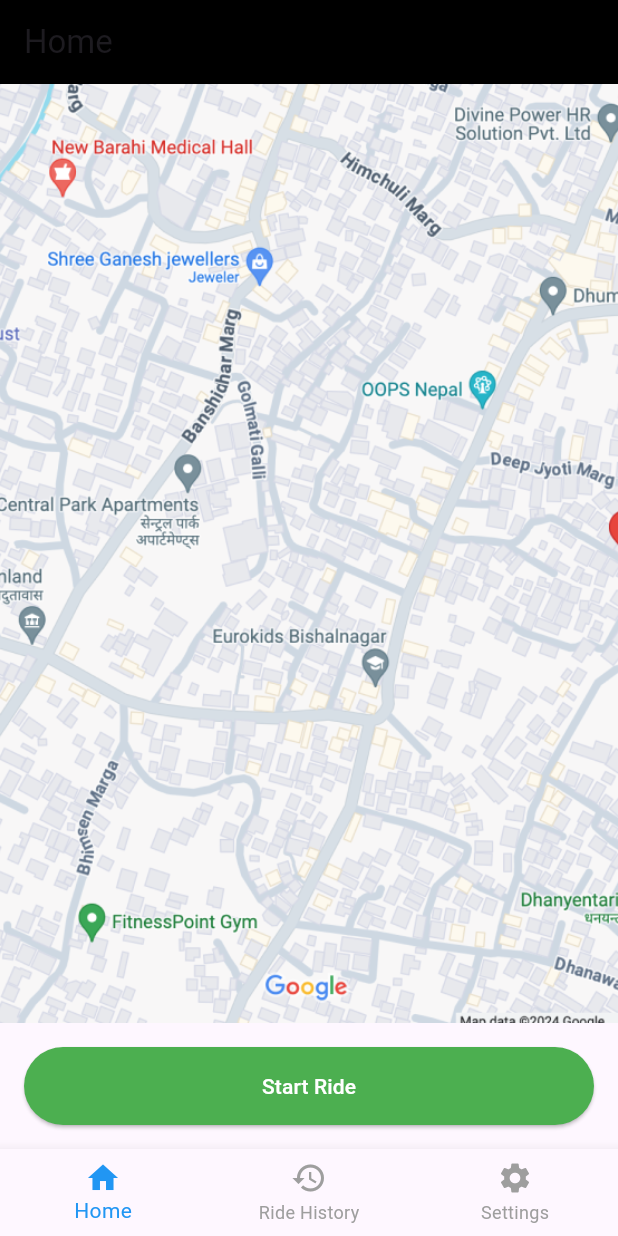
After one commit to SupragyaBasnet/uber_project, a Flutter app: the DashboardScreenView screen opened directly, on a phone screen of 412 x 824 dp. The commit adds this screen. Run offline on Flutter 3.47's test engine with Material 3 defaults, Android fonts, the phone set to English and light mode, and no system bars.

Commit message:
dashboard

```diff
--- /dev/null
+++ b/lib/view/user/dashboard/dashboard_screen_view.dart
@@ -0,0 +1,59 @@
+import 'package:flutter/material.dart';
+import 'package:uber_project/view/user/dashboard/ride_history_screen_view.dart';
+import 'package:uber_project/view/user/dashboard/settings_screen_view.dart';
+
+import 'home_screen_view.dart';
+
+
+class DashboardScreenView extends StatefulWidget {
+  const DashboardScreenView({super.key});
+
+  @override
+  _DashboardUserViewState createState() => _DashboardUserViewState();
+}
+
+class _DashboardUserViewState extends State<DashboardScreenView> {
+  int _selectedIndex = 0;
+
+  final List<Widget> _pages = [
+    const HomeScreenView(),
+    const RideHistoryScreenView(),
+    const SettingsScreenView(),
+  ];
+
+  void _onItemTapped(int index) {
+    setState(() {
+      _selectedIndex = index;
+    });
+  }
+
+  @override
+  Widget build(BuildContext context) {
+    return Scaffold(
+      body: AnimatedSwitcher(
+        duration: const Duration(milliseconds: 300),
+        child: _pages[_selectedIndex],
+      ),
+      bottomNavigationBar: BottomNavigationBar(
+        currentIndex: _selectedIndex,
+        onTap: _onItemTapped,
+        items: const [
+          BottomNavigationBarItem(
+            icon: Icon(Icons.home),
+            label: 'Home',
+          ),
+          BottomNavigationBarItem(
+            icon: Icon(Icons.history),
+            label: 'Ride History',
+          ),
+          BottomNavigationBarItem(
+            icon: Icon(Icons.settings),
+            label: 'Settings',
+          ),
+        ],
+        selectedItemColor: Colors.blue,
+        unselectedItemColor: Colors.grey,
+      ),
+    );
+  }
+}
--- /dev/null
+++ b/lib/view/user/dashboard/home_screen_view.dart
@@ -0,0 +1,50 @@
+import 'package:flutter/material.dart';
+
+class HomeScreenView extends StatelessWidget {
+  const HomeScreenView({super.key});
+
+  @override
+  Widget build(BuildContext context) {
+    return Scaffold(
+      appBar: AppBar(
+        title: const Text('Home'),
+        backgroundColor: Colors.black,
+      ),
+      body: Column(
+        children: [
+          Expanded(
+            child: Container(
+              decoration: const BoxDecoration(
+                image: DecorationImage(
+                  image: AssetImage('assets/images/map.png'),
+                  fit: BoxFit.cover,
+                ),
+              ),
+            ),
+          ),
+          Padding(
+            padding: const EdgeInsets.all(16.0),
+            child: Column(
+              crossAxisAlignment: CrossAxisAlignment.stretch,
+              children: [
+                ElevatedButton(
+                  onPressed: () {
+                    // Handle navigation
+                  },
+                  style: ElevatedButton.styleFrom(
+                    backgroundColor: Colors.green,
+                    padding: const EdgeInsets.all(16),
+                  ),
+                  child: const Text(
+                    'Start Ride',
+                    style: TextStyle(color: Colors.white),
+                  ),
+                ),
+              ],
+            ),
+          ),
+        ],
+      ),
+    );
+  }
+}
--- a/lib/view/user/login_screen_view.dart
+++ b/lib/view/user/login_screen_view.dart
@@ -1,7 +1,8 @@
 import 'package:flutter/material.dart';
 import '../captain/captain_login_screen_view.dart';
 import '../user/signup_screen_view.dart';
-import 'dashboard/dashboard_user_view.dart';
+import 'dashboard/dashboard_screen_view.dart';
+
 
 class LoginScreenView extends StatefulWidget {
   const LoginScreenView({super.key});
```
Also changed, not shown: lib/view/user/dashboard/dashboard_user_view.dart (deleted, +0 -273 lines), lib/view/user/dashboard/ride_history_screen_view.dart (added, +37 -0 lines), lib/view/user/dashboard/settings_screen_view.dart (added, +43 -0 lines).
